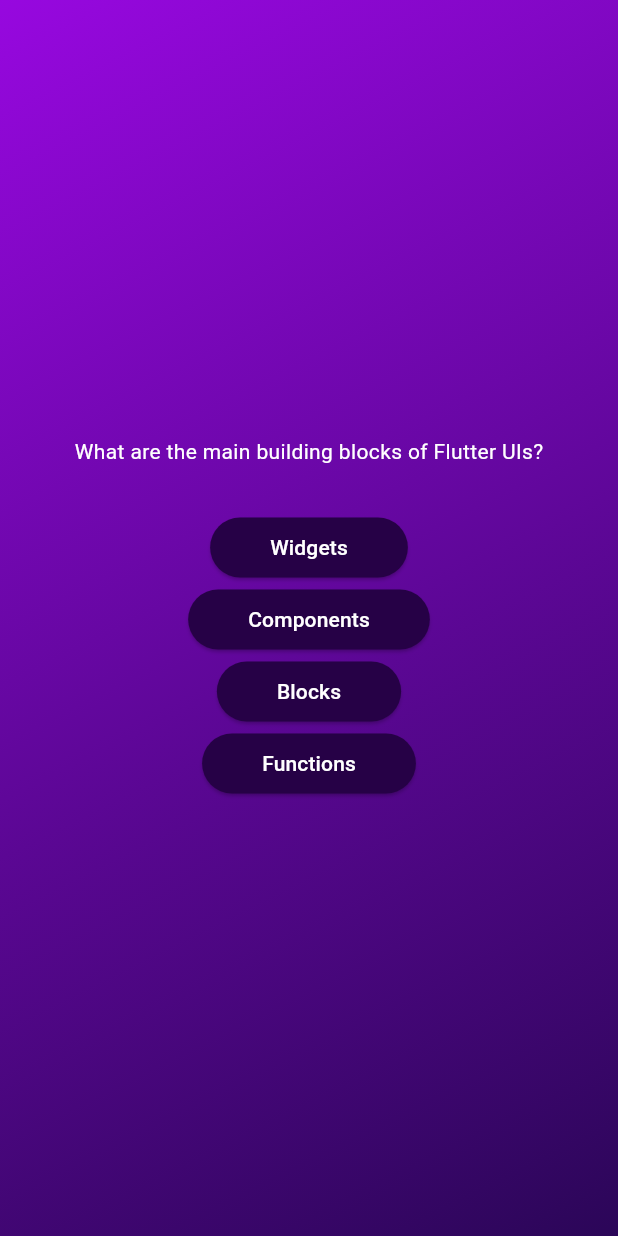
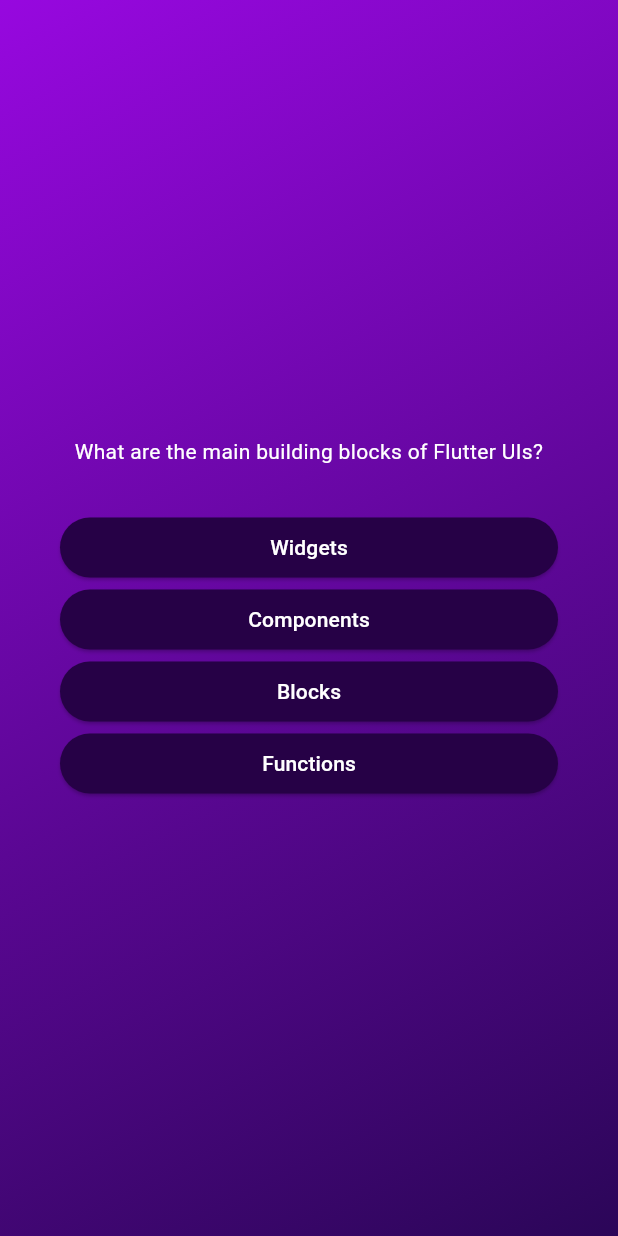
Before and after one commit to Vaishnavi-Kausale/my_quizApp, a Flutter app: the screen it shows after launch, after a tap on "Strat Quiz", on a phone screen of 412 x 824 dp. Run offline on Flutter 3.47's test engine with Material 3 defaults, Android fonts, the phone set to English and light mode, and no system bars.

Commit message:
Add alignment to the buttons and add center to the text

```diff
--- a/lib/questions_screen.dart
+++ b/lib/questions_screen.dart
@@ -18,19 +18,26 @@ class _QuestionsScreenState extends State<QuestionsScreen> {
 
     return SizedBox(
       width: double.infinity,
+      child: Container(
+        margin: const EdgeInsets.all(40),
         child: Column(
           mainAxisAlignment: MainAxisAlignment.center,
+          crossAxisAlignment: CrossAxisAlignment.stretch,
           children: [
             Text(
               currentQuestion.text,
-            style: const TextStyle(color: Colors.white),
+              style: const TextStyle(
+                color: Colors.white
+                ),
+                textAlign: TextAlign.center,
             ),
             const SizedBox(height: 30),
-          AnswerButton(answerText: currentQuestion.answers[0], onTap: () {}),
-          AnswerButton(answerText: currentQuestion.answers[1], onTap: () {}),
-          AnswerButton(answerText: currentQuestion.answers[2], onTap: () {}),
-          AnswerButton(answerText: currentQuestion.answers[3], onTap: () {}),
+            ...currentQuestion.answers.map((answer) {
+              return AnswerButton(answerText: answer, onTap: () {});
+            }
+            )
            ],
+        ),
       ),
     );
   }
```
Lines whose indentation alone changed are shown as unchanged.
